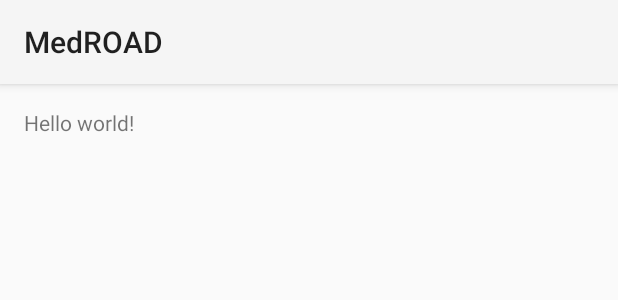
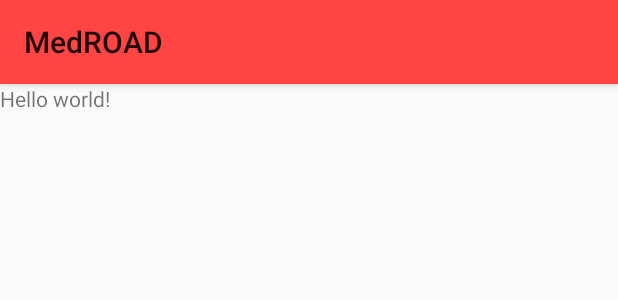
Before and after one commit to cntnboys/302-project, an Android app: the layout activity_main.xml on its own in the app's theme, with its tools: preview values and no code run, on a phone screen of 412 x 824 dp. Shown: the top 300 px of the screen. Run offline under Robolectric (Android 15) with nearby library versions, the phone set to English and light mode, and no system bars.

Commit message:
Added deps and some parameters

```diff
--- a/Android/app/build.gradle
+++ b/Android/app/build.gradle
@@ -20,5 +20,6 @@ android {
 }
 
 dependencies {
-    compile fileTree(dir: 'libs', include: ['*.jar'])
+    compile fileTree(include: ['*.jar'], dir: 'libs')
+    compile 'com.jjoe64:graphview:4.0.0'
 }
--- a/Android/app/src/main/res/layout/activity_main.xml
+++ b/Android/app/src/main/res/layout/activity_main.xml
@@ -2,10 +2,6 @@
 				xmlns:tools="http://schemas.android.com/tools"
 				android:layout_width="match_parent"
 				android:layout_height="match_parent"
-				android:paddingLeft="@dimen/activity_horizontal_margin"
-				android:paddingRight="@dimen/activity_horizontal_margin"
-				android:paddingTop="@dimen/activity_vertical_margin"
-				android:paddingBottom="@dimen/activity_vertical_margin"
 				tools:context=".MainActivity">
 
 	<TextView
--- a/Android/app/src/main/res/values-v21/styles.xml
+++ b/Android/app/src/main/res/values-v21/styles.xml
@@ -1,5 +1,7 @@
 <?xml version="1.0" encoding="utf-8"?>
 <resources>
     <style name="AppTheme" parent="android:Theme.Material.Light">
+		<item name="android:colorPrimary">@color/red</item>
+		<item name="android:colorPrimaryDark">@color/red_dark</item>
     </style>
 </resources>
--- /dev/null
+++ b/Android/app/src/main/res/values/colors.xml
@@ -0,0 +1,7 @@
+<?xml version="1.0" encoding="utf-8"?>
+<resources>
+
+	<color name="red">#FFFF4444</color>
+	<color name="red_dark">#FFCC0000</color>
+
+</resources>
--- a/Android/app/src/main/res/values/dimens.xml
+++ b/Android/app/src/main/res/values/dimens.xml
@@ -1,5 +1,5 @@
 <resources>
-	<!-- Default screen margins, per the Android Design guidelines. -->
-	<dimen name="activity_horizontal_margin">16dp</dimen>
-	<dimen name="activity_vertical_margin">16dp</dimen>
+	<dimen name="margin">16dp</dimen>
+	<dimen name="margin_more">32dp</dimen>
+	<dimen name="margin_less">8dp</dimen>
 </resources>
```
Also changed, not shown: 1 other file.
